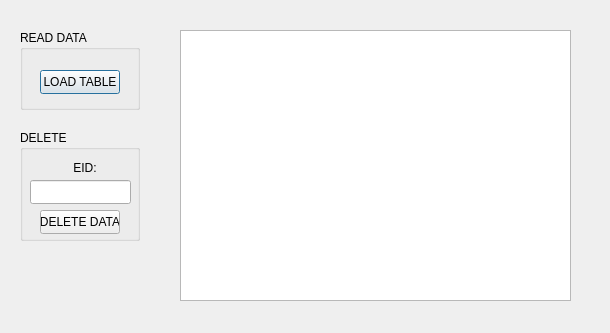
First picture: the form in viewallinfo.ui, repository ozaishan/Project-Busbee, before the edit.
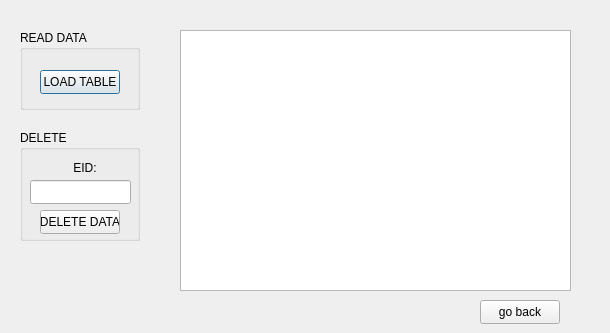
Second picture: the form after the edit.

```diff
--- a/viewallinfo.ui
+++ b/viewallinfo.ui
@@ -19,7 +19,7 @@
      <x>180</x>
      <y>30</y>
      <width>391</width>
-     <height>271</height>
+     <height>261</height>
     </rect>
    </property>
   </widget>
@@ -98,6 +98,19 @@
     </property>
    </widget>
   </widget>
+  <widget class="QPushButton" name="pushButton_2">
+   <property name="geometry">
+    <rect>
+     <x>480</x>
+     <y>300</y>
+     <width>80</width>
+     <height>24</height>
+    </rect>
+   </property>
+   <property name="text">
+    <string>go back</string>
+   </property>
+  </widget>
  </widget>
  <resources/>
  <connections/>
```
